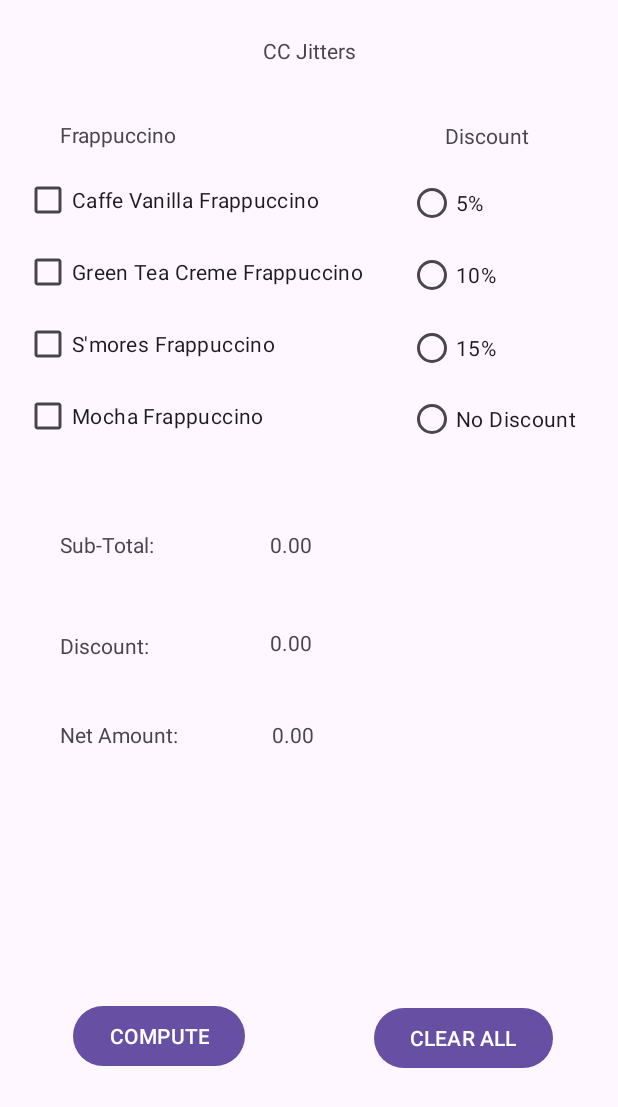
After one commit to adiluexe/elec1-compilation, an Android app: the CCJitters screen opened directly, with no data from a screen before it, on a phone screen of 412 x 824 dp. The commit adds this screen. Shown: the top 1107 px of the screen. Run offline under Robolectric (Android 15) with nearby library versions, the phone set to English and light mode, and no system bars.

Commit message:
Add MachineProblem3 Batch 2

```diff
--- a/app/src/main/AndroidManifest.xml
+++ b/app/src/main/AndroidManifest.xml
@@ -48,7 +48,8 @@
         <activity android:name=".guided_exercises.NotificationAndBroadcastReciever" />
         <activity android:name=".guided_exercises.EmailandCamera" />
         <activity android:name=".guided_exercises.SMSandPhoneCall" />
-        <activity android:name=".machine_problems.Calculator"/>
+        <activity android:name=".machine_problems.Calculator" />
+        <activity android:name=".machine_problems.CCJitters"/>
     </application>
 
 </manifest>
--- a/app/src/main/java/com/example/elec1compilation/MainActivity.java
+++ b/app/src/main/java/com/example/elec1compilation/MainActivity.java
@@ -21,6 +21,7 @@ import com.example.elec1compilation.guided_exercises.SMSandPhoneCall;
 import com.example.elec1compilation.guided_exercises.SecondGuidedExercise;
 import com.example.elec1compilation.guided_exercises.TenthGuidedExercise;
 import com.example.elec1compilation.guided_exercises.ThirdGuidedExercise;
+import com.example.elec1compilation.machine_problems.CCJitters;
 import com.example.elec1compilation.machine_problems.Calculator;
 
 import java.util.ArrayList;
@@ -56,6 +57,7 @@ public class MainActivity extends AppCompatActivity {
         // Machine Problems Section
         exerciseItems.add("Machine Problems");
         exerciseItems.add(new ExerciseItem("Calculator", "Machine Problems", Calculator.class));
+        exerciseItems.add(new ExerciseItem("Third Machine Problem (CCJitters)", "Machine Problems", CCJitters.class));
 //        exerciseItems.add(new ExerciseItem("Calculator", "Machine Problem", DataProcessingActivity.class));
 
         // Add more machine problems...
--- /dev/null
+++ b/app/src/main/java/com/example/elec1compilation/machine_problems/CCJitters.java
@@ -0,0 +1,148 @@
+package com.example.elec1compilation.machine_problems;
+
+import android.os.Bundle;
+import android.widget.Button;
+import android.widget.CheckBox;
+import android.widget.RadioButton;
+import android.widget.TextView;
+import android.widget.Toast;
+
+import androidx.activity.EdgeToEdge;
+import androidx.appcompat.app.AppCompatActivity;
+import androidx.core.graphics.Insets;
+import androidx.core.view.ViewCompat;
+import androidx.core.view.WindowInsetsCompat;
+
+import com.example.elec1compilation.R;
+
+public class CCJitters extends AppCompatActivity {
+
+    TextView subTotal, discount, netAmount;
+    Button compute, clearAll;
+    CheckBox CVF, GTCF, SF, MF;
+    RadioButton fivePrcnt, tenPrcnt, fifteenPrcnt, noPercent;
+    Toast toast;
+
+    @Override
+    protected void onCreate(Bundle savedInstanceState) {
+        super.onCreate(savedInstanceState);
+        EdgeToEdge.enable(this);
+        setContentView(R.layout.activity_ccjitters);
+
+        // Correct placement of findViewById
+        subTotal = findViewById(R.id.tvSubtotal);
+        discount = findViewById(R.id.tvDiscount);
+        netAmount = findViewById(R.id.tvNetAmount);
+        compute = findViewById(R.id.btnCompute);
+        clearAll = findViewById(R.id.btnClearAll);
+        CVF = findViewById(R.id.cbCVF);
+        GTCF = findViewById(R.id.cbGTCF);
+        SF = findViewById(R.id.cbSF);
+        MF = findViewById(R.id.cbMF);
+        fivePrcnt = findViewById(R.id.rb5Disc);
+        tenPrcnt = findViewById(R.id.rb10Disc);
+        fifteenPrcnt = findViewById(R.id.rb15Disc);
+        noPercent = findViewById(R.id.rbNoDisc);
+
+        ViewCompat.setOnApplyWindowInsetsListener(findViewById(R.id.main), (v, insets) -> {
+            Insets systemBars = insets.getInsets(WindowInsetsCompat.Type.systemBars());
+            v.setPadding(systemBars.left, systemBars.top, systemBars.right, systemBars.bottom);
+            return insets;
+        });
+
+        CVF.setOnClickListener(v -> {
+            if (CVF.isChecked()) {
+                toast = Toast.makeText(getApplicationContext(), "You Selected Cappuccino Vanilla Frappuccino: ₱150", Toast.LENGTH_SHORT);
+                toast.show();
+            }
+        });
+        GTCF.setOnClickListener(v -> {
+            if (GTCF.isChecked()) {
+                toast = Toast.makeText(getApplicationContext(), "You Selected Green Tea Creme Frappuccino: ₱190", Toast.LENGTH_SHORT);
+                toast.show();
+            }
+        });
+        SF.setOnClickListener(v -> {
+            if (SF.isChecked()) {
+                toast = Toast.makeText(getApplicationContext(), "You Selected S'mores Frappuccino: ₱199", Toast.LENGTH_SHORT);
+                toast.show();
+            }
+        });
+        MF.setOnClickListener(v -> {
+            if (MF.isChecked()) {
+                toast = Toast.makeText(getApplicationContext(), "You selected Mocha Frappuccino: ₱130", Toast.LENGTH_SHORT);
+                toast.show();
+            }
+        });
+        fivePrcnt.setOnClickListener(v -> {
+            if (fivePrcnt.isChecked()) {
+                toast = Toast.makeText(getApplicationContext(), "You selected 5% Discount", Toast.LENGTH_SHORT);
+                toast.show();
+            }
+        });
+        tenPrcnt.setOnClickListener(v -> {
+            if (tenPrcnt.isChecked()) {
+                toast = Toast.makeText(getApplicationContext(), "You selected 10% Discount", Toast.LENGTH_SHORT);
+                toast.show();
+            }
+        });
+        fifteenPrcnt.setOnClickListener(v -> {
+            if (fifteenPrcnt.isChecked()) {
+                toast = Toast.makeText(getApplicationContext(), "You selected 15% Discount", Toast.LENGTH_SHORT);
+                toast.show();
+            }
+        });
+        noPercent.setOnClickListener(v -> {
+            if (noPercent.isChecked()) {
+                toast = Toast.makeText(getApplicationContext(), "You selected No Discount", Toast.LENGTH_SHORT);
+                toast.show();
+            }
+        });
+
+        compute.setOnClickListener(v -> {
+            double total = 0;
+            if (CVF.isChecked()) {
+                total += 150;
+            }
+            if (GTCF.isChecked()) {
+                total += 190;
+            }
+            if (SF.isChecked()) {
+                total += 199;
+            }
+            if (MF.isChecked()) {
+                total += 130;
+            }
+            subTotal.setText(String.valueOf(total));
+
+            double discount = 0;
+            if (fivePrcnt.isChecked()) {
+                discount = total * 0.05;
+            } else if (tenPrcnt.isChecked()) {
+                discount = total * 0.10;
+            } else if (fifteenPrcnt.isChecked()) {
+                discount = total * 0.15;
+            } else if (noPercent.isChecked()) {
+                discount = 0;
+            }
+            this.discount.setText(String.valueOf(discount));
+            netAmount.setText(String.valueOf(total - discount));
+        });
+
+        clearAll.setOnClickListener(v -> {
+            subTotal.setText("");
+            discount.setText("");
+            netAmount.setText("");
+            CVF.setChecked(false);
+            GTCF.setChecked(false);
+            SF.setChecked(false);
+            MF.setChecked(false);
+            fivePrcnt.setChecked(false);
+            tenPrcnt.setChecked(false);
+            fifteenPrcnt.setChecked(false);
+            noPercent.setChecked(false);
+            toast = Toast.makeText(getApplicationContext(), "All fields cleared", Toast.LENGTH_SHORT);
+            toast.show();
+        });
+    }
+}
--- /dev/null
+++ b/app/src/main/res/layout/activity_ccjitters.xml
@@ -0,0 +1,195 @@
+<?xml version="1.0" encoding="utf-8"?>
+<androidx.constraintlayout.widget.ConstraintLayout xmlns:android="http://schemas.android.com/apk/res/android"
+    xmlns:app="http://schemas.android.com/apk/res-auto"
+    xmlns:tools="http://schemas.android.com/tools"
+    android:id="@+id/main"
+    android:layout_width="match_parent"
+    android:layout_height="match_parent"
+    tools:context=".MainActivity">
+
+    <TextView
+        android:id="@+id/textViewCCjitters"
+        android:layout_width="117dp"
+        android:layout_height="35dp"
+        android:layout_marginTop="24dp"
+        android:layout_marginBottom="21dp"
+        android:text="CC Jitters"
+        android:textAlignment="center"
+        app:layout_constraintBottom_toTopOf="@+id/textViewFrappuccino"
+        app:layout_constraintEnd_toEndOf="parent"
+        app:layout_constraintStart_toStartOf="parent"
+        app:layout_constraintTop_toTopOf="parent" />
+
+    <TextView
+        android:id="@+id/textViewFrappuccino"
+        android:layout_width="wrap_content"
+        android:layout_height="wrap_content"
+        android:layout_marginStart="24dp"
+        android:layout_marginBottom="10dp"
+        android:text="Frappuccino"
+        app:layout_constraintBottom_toTopOf="@+id/cbCVF"
+        app:layout_constraintStart_toStartOf="@+id/cbCVF" />
+
+    <TextView
+        android:id="@+id/textViewDiscount2"
+        android:layout_width="wrap_content"
+        android:layout_height="wrap_content"
+        android:layout_marginTop="21dp"
+        android:layout_marginEnd="59dp"
+        android:text="Discount"
+        app:layout_constraintEnd_toEndOf="parent"
+        app:layout_constraintTop_toBottomOf="@+id/textViewCCjitters" />
+
+    <CheckBox
+        android:id="@+id/cbCVF"
+        android:layout_width="wrap_content"
+        android:layout_height="wrap_content"
+        android:layout_marginStart="16dp"
+        android:layout_marginTop="109dp"
+        android:layout_marginEnd="59dp"
+        android:text="Caffe Vanilla Frappuccino"
+        app:layout_constraintEnd_toStartOf="@+id/radioGroup"
+        app:layout_constraintStart_toStartOf="parent"
+        app:layout_constraintTop_toTopOf="parent" />
+
+    <CheckBox
+        android:id="@+id/cbSF"
+        android:layout_width="wrap_content"
+        android:layout_height="wrap_content"
+        android:text="S'mores Frappuccino"
+        app:layout_constraintStart_toStartOf="@+id/cbGTCF"
+        app:layout_constraintTop_toBottomOf="@+id/cbGTCF" />
+
+    <CheckBox
+        android:id="@+id/cbGTCF"
+        android:layout_width="wrap_content"
+        android:layout_height="wrap_content"
+        android:text="Green Tea Creme Frappuccino"
+        app:layout_constraintStart_toStartOf="@+id/cbCVF"
+        app:layout_constraintTop_toBottomOf="@+id/cbCVF" />
+
+    <CheckBox
+        android:id="@+id/cbMF"
+        android:layout_width="wrap_content"
+        android:layout_height="wrap_content"
+        android:text="Mocha Frappuccino"
+        app:layout_constraintStart_toStartOf="@+id/cbSF"
+        app:layout_constraintTop_toBottomOf="@+id/cbSF" />
+
+    <RadioGroup
+        android:id="@+id/radioGroup"
+        android:layout_width="0dp"
+        android:layout_height="0dp"
+        android:layout_marginTop="52dp"
+        android:layout_marginEnd="26dp"
+        android:layout_marginBottom="51dp"
+        app:layout_constraintBottom_toTopOf="@+id/textViewSubtotal"
+        app:layout_constraintEnd_toEndOf="parent"
+        app:layout_constraintStart_toEndOf="@+id/cbCVF"
+        app:layout_constraintTop_toBottomOf="@+id/textViewCCjitters">
+
+        <RadioButton
+            android:id="@+id/rb5Disc"
+            android:layout_width="match_parent"
+            android:layout_height="wrap_content"
+            android:text="5%" />
+
+        <RadioButton
+            android:id="@+id/rb10Disc"
+            android:layout_width="match_parent"
+            android:layout_height="wrap_content"
+            android:text="10%" />
+
+        <RadioButton
+            android:id="@+id/rb15Disc"
+            android:layout_width="112dp"
+            android:layout_height="49dp"
+            android:text="15%" />
+
+        <RadioButton
+            android:id="@+id/rbNoDisc"
+            android:layout_width="match_parent"
+            android:layout_height="wrap_content"
+            android:text="No Discount" />
+    </RadioGroup>
+
+    <TextView
+        android:id="@+id/textViewSubtotal"
+        android:layout_width="wrap_content"
+        android:layout_height="wrap_content"
+        android:layout_marginStart="40dp"
+        android:text="Sub-Total:"
+        app:layout_constraintBaseline_toBaselineOf="@+id/tvSubtotal"
+        app:layout_constraintStart_toStartOf="parent" />
+
+    <TextView
+        android:id="@+id/tvSubtotal"
+        android:layout_width="wrap_content"
+        android:layout_height="wrap_content"
+        android:layout_marginStart="4dp"
+        android:layout_marginTop="52dp"
+        android:text="0.00"
+        app:layout_constraintStart_toEndOf="@+id/cbMF"
+        app:layout_constraintTop_toBottomOf="@+id/cbMF" />
+
+    <TextView
+        android:id="@+id/textViewDiscount2"
+        android:layout_width="wrap_content"
+        android:layout_height="wrap_content"
+        android:layout_marginStart="40dp"
+        android:layout_marginBottom="40dp"
+        android:text="Discount:"
+        app:layout_constraintBottom_toTopOf="@+id/textViewNetAmount"
+        app:layout_constraintStart_toStartOf="parent" />
+
+    <TextView
+        android:id="@+id/tvDiscount"
+        android:layout_width="wrap_content"
+        android:layout_height="wrap_content"
+        android:layout_marginTop="46dp"
+        android:text="0.00"
+        app:layout_constraintStart_toStartOf="@+id/tvSubtotal"
+        app:layout_constraintTop_toBottomOf="@+id/tvSubtotal" />
+
+    <TextView
+        android:id="@+id/textViewNetAmount"
+        android:layout_width="wrap_content"
+        android:layout_height="wrap_content"
+        android:layout_marginStart="40dp"
+        android:text="Net Amount:"
+        app:layout_constraintBaseline_toBaselineOf="@+id/tvNetAmount"
+        app:layout_constraintStart_toStartOf="parent" />
+
+    <TextView
+        android:id="@+id/tvNetAmount"
+        android:layout_width="wrap_content"
+        android:layout_height="wrap_content"
+        android:layout_marginStart="1dp"
+        android:layout_marginTop="42dp"
+        android:text="0.00"
+        app:layout_constraintStart_toStartOf="@+id/tvDiscount"
+        app:layout_constraintTop_toBottomOf="@+id/tvDiscount" />
+
+    <Button
+        android:id="@+id/btnCompute"
+        android:layout_width="wrap_content"
+        android:layout_height="wrap_content"
+        android:layout_marginStart="48dp"
+        android:layout_marginEnd="46dp"
+        android:layout_marginBottom="109dp"
+        android:text="COMPUTE"
+        app:layout_constraintBottom_toBottomOf="parent"
+        app:layout_constraintEnd_toEndOf="@+id/tvNetAmount"
+        app:layout_constraintStart_toStartOf="parent" />
+
+    <Button
+        android:id="@+id/btnClearAll"
+        android:layout_width="wrap_content"
+        android:layout_height="wrap_content"
+        android:layout_marginEnd="43dp"
+        android:layout_marginBottom="108dp"
+        android:text="CLEAR ALL"
+        app:layout_constraintBottom_toBottomOf="parent"
+        app:layout_constraintEnd_toEndOf="parent" />
+
+</androidx.constraintlayout.widget.ConstraintLayout>
```
